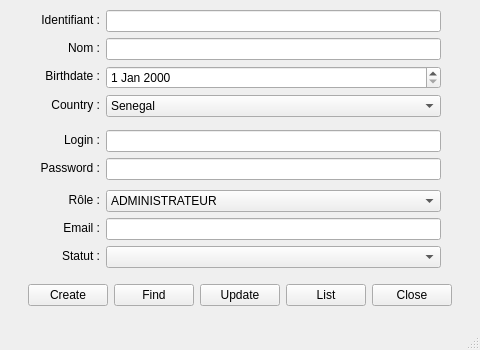
Before: the Qt Designer form uiuser.ui in TURKEYSTAR/Bank, drawn with Qt 5.
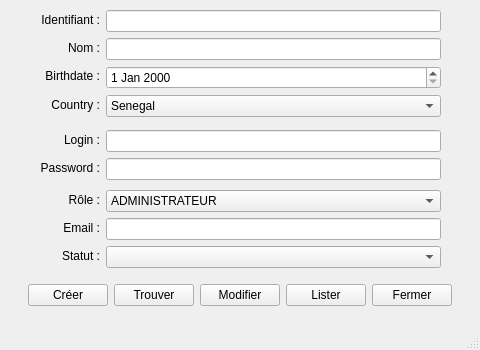
After: the same form once the commit is applied.

```diff
--- a/uiuser.ui
+++ b/uiuser.ui
@@ -200,35 +200,35 @@
      <item row="0" column="3">
       <widget class="QPushButton" name="pushButtonUpdate">
        <property name="text">
-        <string>Update</string>
+        <string>Modifier</string>
        </property>
       </widget>
      </item>
      <item row="0" column="5">
       <widget class="QPushButton" name="pushButtonClose">
        <property name="text">
-        <string>Close</string>
+        <string>Fermer</string>
        </property>
       </widget>
      </item>
      <item row="0" column="2">
       <widget class="QPushButton" name="pushButtonFind">
        <property name="text">
-        <string>Find</string>
+        <string>Trouver</string>
        </property>
       </widget>
      </item>
      <item row="0" column="4">
       <widget class="QPushButton" name="pushButtonList">
        <property name="text">
-        <string>List</string>
+        <string>Lister</string>
        </property>
       </widget>
      </item>
      <item row="0" column="1">
       <widget class="QPushButton" name="pushButtonCreate">
        <property name="text">
-        <string>Create</string>
+        <string>Créer</string>
        </property>
       </widget>
      </item>
```
Left out of the diff: 26 changed lines with no effect on the pictures.
